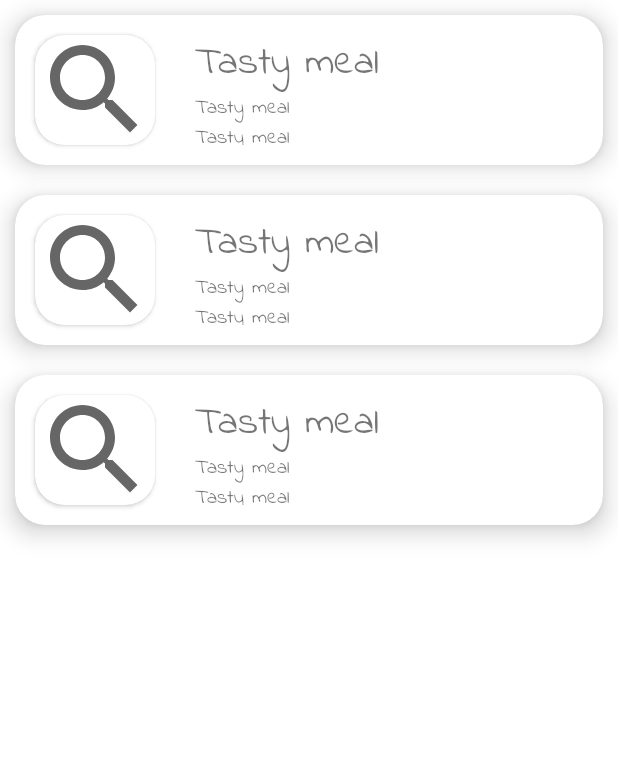
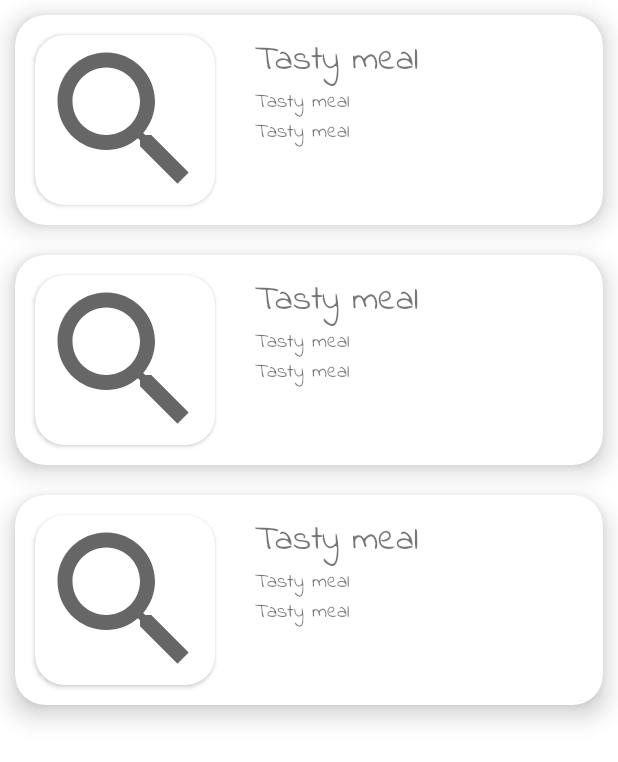
Before and after one commit to ken1000minus7/ReciBoi, an Android app: the layout fragment_user_pref.xml on its own in the app's theme, with its tools: preview values and no code run, on a phone screen of 412 x 824 dp. Shown: the top 762 px of the screen. Run offline under Robolectric (Android 15) with nearby library versions, the phone set to English and light mode, and no system bars.

Commit message:
fixed stuff

```diff
--- a/app/src/main/java/com/miniweebs/reciboi/presentation/adapters/UserMealAdapter.kt
+++ b/app/src/main/java/com/miniweebs/reciboi/presentation/adapters/UserMealAdapter.kt
@@ -1,6 +1,7 @@
 package com.miniweebs.reciboi.presentation.adapters
 
 import android.content.Context
+import android.util.Log
 import android.view.LayoutInflater
 import android.view.View
 import android.view.ViewGroup
@@ -20,11 +21,11 @@ class UserMealAdapter(var context: Context, var mealList: MutableList<Meal>) :
     }
 
     override fun onBindViewHolder(holder: MealViewHolder, position: Int) {
-        val meal = mealList.get(position)
+        val meal = mealList[position]
         holder.mealName.text=meal.strMeal
         holder.mealArea.text=meal.strArea
         holder.mealCategory.text=meal.strCategory
-        Glide.with(context).load(meal.strImageSource).into(holder.mealImage)
+        Glide.with(context).load(meal.strMealThumb).into(holder.mealImage)
     }
 
     override fun getItemCount(): Int {
--- a/app/src/main/res/layout/fragment_user_pref.xml
+++ b/app/src/main/res/layout/fragment_user_pref.xml
@@ -3,12 +3,14 @@
     xmlns:tools="http://schemas.android.com/tools"
     android:layout_width="match_parent"
     android:layout_height="match_parent"
+    xmlns:app="http://schemas.android.com/apk/res-auto"
     tools:context=".presentation.userPref.UserPrefFragment">
 
     <androidx.recyclerview.widget.RecyclerView
         android:layout_width="match_parent"
         android:layout_height="match_parent"
         tools:listitem="@layout/meal_list_item"
-        android:id="@+id/meal_list"/>
+        android:id="@+id/meal_list"
+        app:layoutManager="androidx.recyclerview.widget.LinearLayoutManager"/>
 
 </FrameLayout>
--- a/app/src/main/res/layout/meal_list_item.xml
+++ b/app/src/main/res/layout/meal_list_item.xml
@@ -6,14 +6,14 @@
     android:layout_margin="10dp"
     app:cardCornerRadius="20dp"
     app:cardElevation="10dp"
-    android:layout_height="100dp">
+    android:layout_height="140dp">
 
     <LinearLayout
         android:layout_width="match_parent"
         android:orientation="horizontal"
         android:layout_height="match_parent">
         <androidx.cardview.widget.CardView
-            android:layout_width="80dp"
+            android:layout_width="120dp"
             android:layout_margin="@dimen/_10sdp"
             app:cardCornerRadius="@dimen/_15sdp"
             android:layout_height="match_parent">
@@ -35,7 +35,7 @@
                 android:id="@+id/meal_item_name"
                 android:layout_height="wrap_content"
                 tools:text="Tasty meal"
-                android:textSize="@dimen/_20sdp"
+                android:textSize="@dimen/_18sdp"
                 android:fontFamily="@font/indieflowerregular"/>
             <TextView
                 android:layout_width="wrap_content"
```
